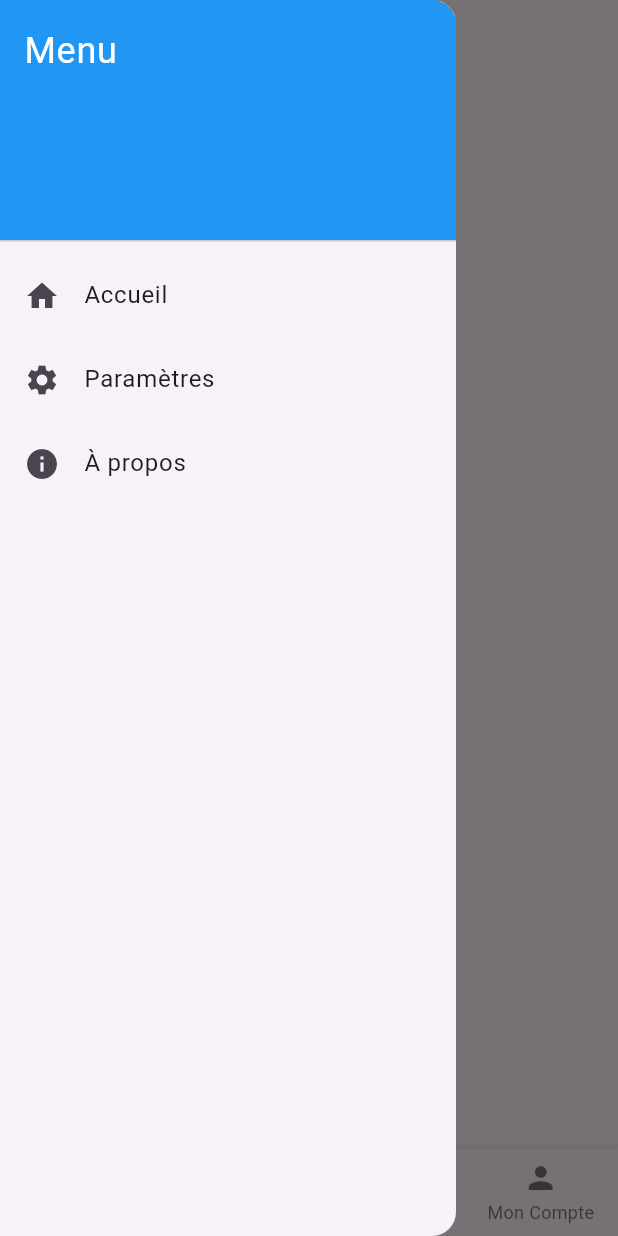
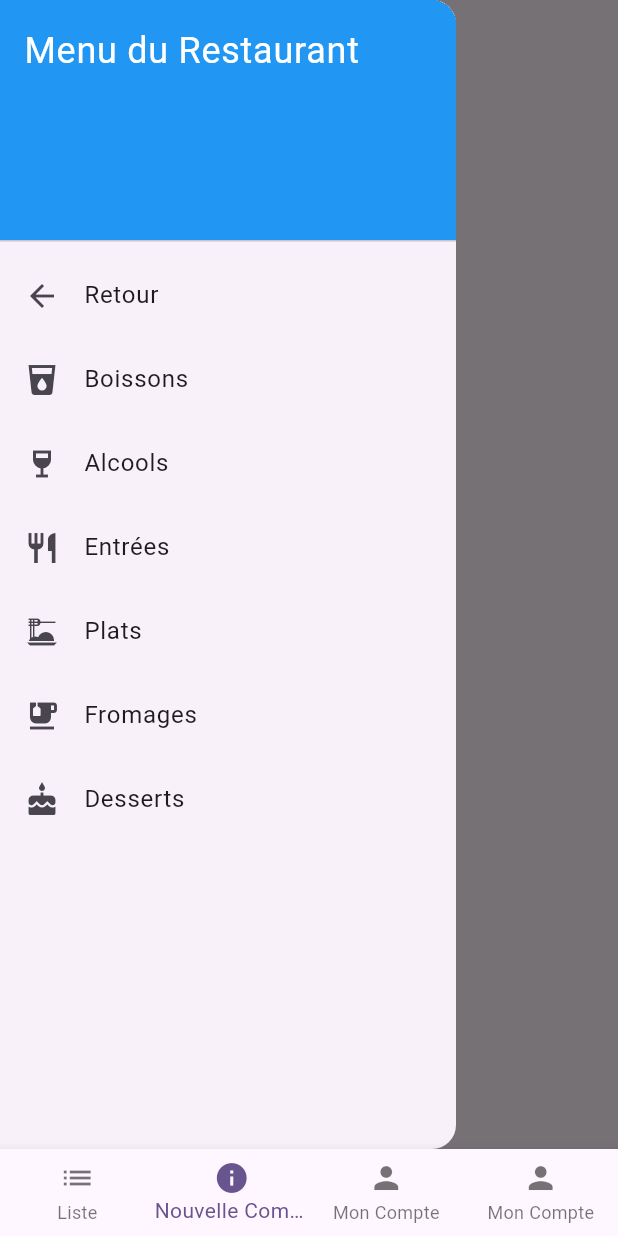
Before and after one commit to alex4900/App-La-Detente-De-Camoel, a Flutter app: the screen it shows after launch, item 2 of the bottom bar chosen, after a tap on the "menu" icon, on a phone screen of 412 x 824 dp. Run offline on Flutter 3.47's test engine with Material 3 defaults, Android fonts, the phone set to English and light mode, and no system bars.

Commit message:
menu déroulant ajouter a gauche uniquement pour la page2.dart qui correspond aux nouvelle commandes

```diff
--- a/lib/ui/screens/HomePageScreen.dart
+++ b/lib/ui/screens/HomePageScreen.dart
@@ -38,63 +38,10 @@ class _HomePageScreenState extends State {
   @override
   Widget build(BuildContext context) {
     return Scaffold(
-      appBar: AppBar(
-        leading: Builder(
-          builder: (BuildContext context) {
-            return IconButton(
-              icon: const Icon(Icons.menu),
-              onPressed: () {
-                Scaffold.of(context).openDrawer();
-              },
-            );
-          },
-        ),
+      appBar: _currentIndex != 1 ? AppBar(
         title: Text(_titles[_currentIndex]),
-      ),
-      drawer: Drawer(
-        child: ListView(
-          padding: EdgeInsets.zero,
-          children: [
-            const DrawerHeader(
-              decoration: BoxDecoration(
-                color: Colors.blue,
-              ),
-              child: Text(
-                'Menu',
-                style: TextStyle(
-                  color: Colors.white,
-                  fontSize: 24,
-                ),
-              ),
-            ),
-            ListTile(
-              leading: const Icon(Icons.home),
-              title: const Text('Accueil'),
-              onTap: () {
-                Navigator.pop(context);
-              },
-            ),
-            ListTile(
-              leading: const Icon(Icons.settings),
-              title: const Text('Paramètres'),
-              onTap: () {
-                Navigator.pop(context);
-              },
-            ),
-            ListTile(
-              leading: const Icon(Icons.info),
-              title: const Text('À propos'),
-              onTap: () {
-                Navigator.pop(context);
-              },
-            ),
-          ],
-        ),
-      ),
-      // Le contenu de la page est affiché est fonction de l'index de la tab sélectionnée
+      ) : null,
       body: _children[_currentIndex],
-
-      // BottomNavigationBar permet d'afficher les tabs en bas de la page
       bottomNavigationBar: BottomNavigationBar(
         type: BottomNavigationBarType.fixed,
         onTap: onTabTapped,
@@ -106,7 +53,7 @@ class _HomePageScreenState extends State {
           ),
           BottomNavigationBarItem(
             icon: Icon(Icons.info),
-            label: 'À Propos',
+            label: 'Nouvelle Commande',
           ),
           BottomNavigationBarItem(
             icon: Icon(Icons.person),
--- a/lib/ui/screens/tabs/page2.dart
+++ b/lib/ui/screens/tabs/page2.dart
@@ -1,13 +1,97 @@
 import 'package:flutter/material.dart';
 
-// Page 2
 class Page2 extends StatelessWidget {
   const Page2({Key? key}) : super(key: key);
 
   @override
   Widget build(BuildContext context) {
-    return const Center(
-      child: Text('Page 2'),
+    return Scaffold(
+      appBar: AppBar(
+        automaticallyImplyLeading: false, // Désactive le bouton retour automatique
+        leading: Builder(
+          builder: (BuildContext context) {
+            return IconButton(
+              icon: const Icon(Icons.menu),
+              onPressed: () {
+                Scaffold.of(context).openDrawer();
+              },
+            );
+          },
+        ),
+        title: const Text('Nouvelle commande'),
+      ),
+      drawer: Drawer(
+        child: ListView(
+          padding: EdgeInsets.zero,
+          children: [
+            const DrawerHeader(
+              decoration: BoxDecoration(
+                color: Colors.blue,
+              ),
+              child: Text(
+                'Menu du Restaurant',
+                style: TextStyle(
+                  color: Colors.white,
+                  fontSize: 24,
+                ),
+              ),
+            ),
+            ListTile(
+              leading: const Icon(Icons.arrow_back),
+              title: const Text('Retour'),
+              onTap: () {
+                Navigator.pop(context);
+              },
+            ),
+            ListTile(
+              leading: const Icon(Icons.local_drink),
+              title: const Text('Boissons'),
+              onTap: () {
+                Navigator.pop(context);
+                // Ajouter votre logique ici
+              },
+            ),
+            ListTile(
+              leading: const Icon(Icons.wine_bar),
+              title: const Text('Alcools'),
+              onTap: () {
+                Navigator.pop(context);
+              },
+            ),
+            ListTile(
+              leading: const Icon(Icons.restaurant),
+              title: const Text('Entrées'),
+              onTap: () {
+                Navigator.pop(context);
+              },
+            ),
+            ListTile(
+              leading: const Icon(Icons.dinner_dining),
+              title: const Text('Plats'),
+              onTap: () {
+                Navigator.pop(context);
+              },
+            ),
+            ListTile(
+              leading: const Icon(Icons.emoji_food_beverage),
+              title: const Text('Fromages'),
+              onTap: () {
+                Navigator.pop(context);
+              },
+            ),
+            ListTile(
+              leading: const Icon(Icons.cake),
+              title: const Text('Desserts'),
+              onTap: () {
+                Navigator.pop(context);
+              },
+            ),
+          ],
+        ),
+      ),
+      body: const Center(
+        child: Text('Nouvelle Commande'),
+      ),
     );
   }
 }
```
